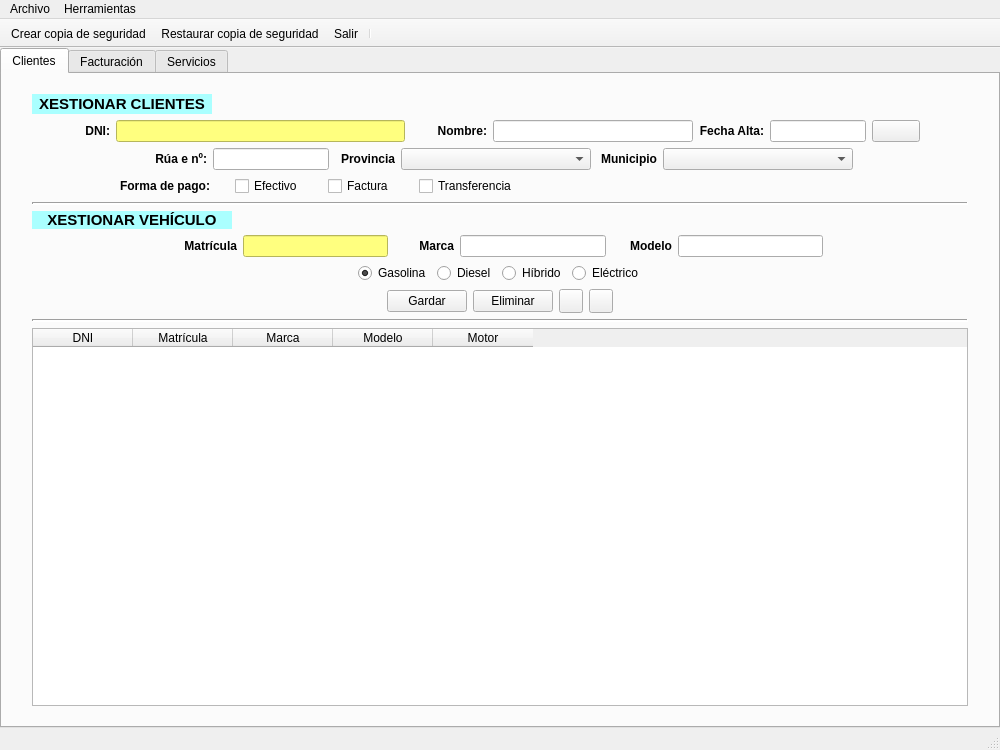
The window that ui/ventMain.ui (arielcostas/dam-di-costasguerrero) describes before a commit, drawn with Qt 5.
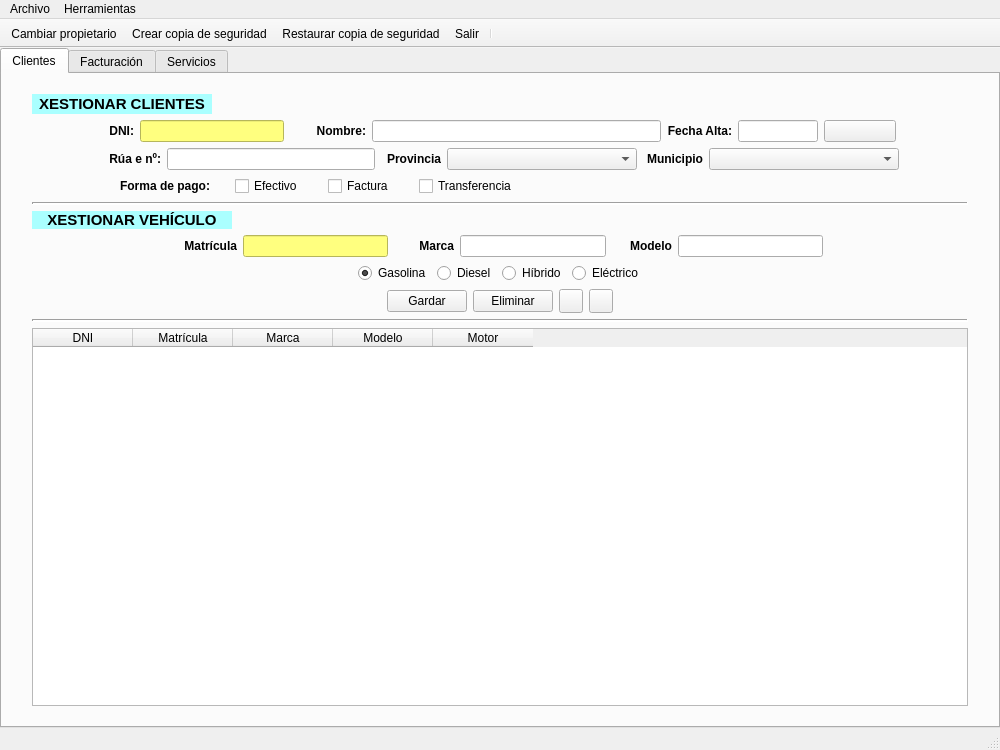
The same window after the commit. Icons and pictures are not drawn.

```diff
--- a/ui/ventMain.ui
+++ b/ui/ventMain.ui
@@ -99,7 +99,7 @@
          </widget>
         </item>
         <item>
-         <layout class="QHBoxLayout" name="horizontalLayout_7" stretch="1,1,6,1,1,2,1,2,1,1">
+         <layout class="QHBoxLayout" name="horizontalLayout_7" stretch="1,1,2,1,1,4,1,1,1,1">
           <item>
            <spacer name="horizontalSpacer_11">
             <property name="orientation">
@@ -293,7 +293,7 @@
          </layout>
         </item>
         <item>
-         <layout class="QHBoxLayout" name="horizontalLayout_8">
+         <layout class="QHBoxLayout" name="horizontalLayout_8" stretch="1,1,3,1,1,1,1,1">
           <item>
            <spacer name="horizontalSpacer_9">
             <property name="orientation">
@@ -1016,6 +1016,7 @@
    <attribute name="toolBarBreak">
     <bool>false</bool>
    </attribute>
+   <addaction name="actionCambiarPropietario"/>
    <addaction name="actionHacerCopia"/>
    <addaction name="actionRestaurarCopia"/>
    <addaction name="actionSalir"/>
@@ -1061,6 +1062,15 @@
     <string>Importar Excel</string>
    </property>
   </action>
+  <action name="actionCambiarPropietario">
+   <property name="icon">
+    <iconset>
+     <normaloff>../img/duenho.png</normaloff>../img/duenho.png</iconset>
+   </property>
+   <property name="text">
+    <string>Cambiar propietario</string>
+   </property>
+  </action>
  </widget>
  <resources/>
  <connections/>
```
